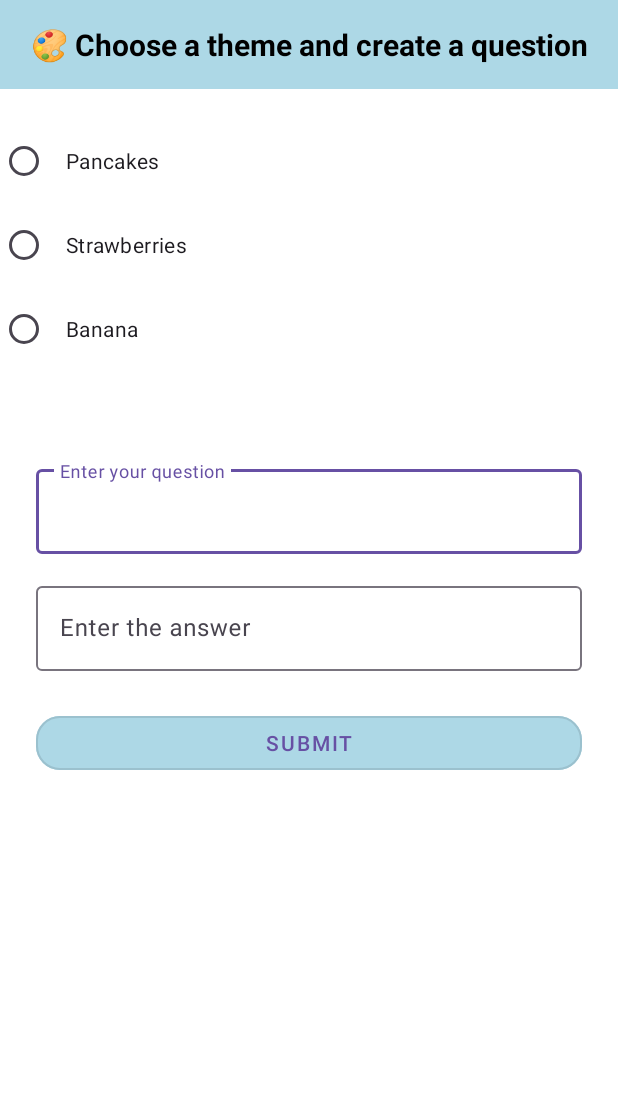
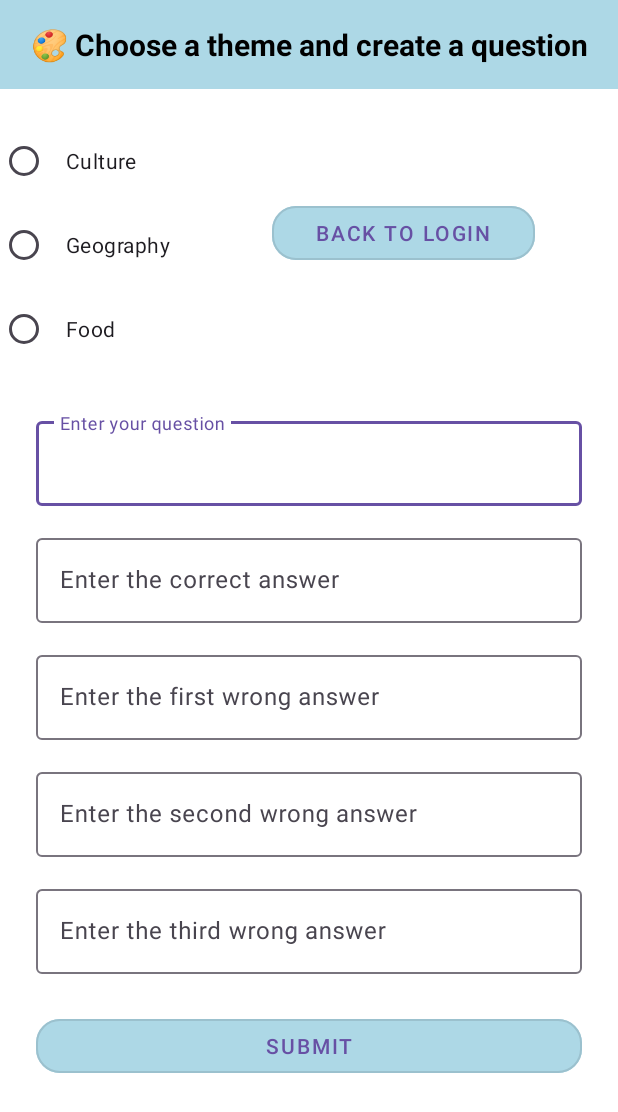
Before and after one commit to Arthur-Vogel/LeQuizzyBaguette, an Android app: the AdminActivity screen opened directly, with no data from a screen before it, after a tap on "SUBMIT", on a phone screen of 412 x 824 dp. Shown: the top 1112 px of the screen. Run offline under Robolectric (Android 15) with nearby library versions, the light colour scheme and no system bars; our stand-ins replace Room's generated code.

Commit message:
Finished AdminActivity !!! Yaaay

```diff
--- a/app/src/main/java/com/example/quizz/AdminActivity.java
+++ b/app/src/main/java/com/example/quizz/AdminActivity.java
@@ -1,4 +1,5 @@
 package com.example.quizz;
+
 
 import android.content.Context;
 import android.content.Intent;
@@ -14,14 +15,26 @@ import androidx.core.graphics.Insets;
 import androidx.core.view.ViewCompat;
 import androidx.core.view.WindowInsetsCompat;
 
+import com.example.quizz.answer.Answer;
+import com.example.quizz.answer.AnswerDAO;
+import com.example.quizz.answer.AnswerRepository;
 import com.example.quizz.databinding.ActivityAdminBinding;
 import com.example.quizz.databinding.ActivityLoginBinding;
 import com.example.quizz.databinding.ActivitySignUpBinding;
+import com.example.quizz.question.Question;
+import com.example.quizz.question.QuestionDAO;
+import com.example.quizz.question.QuestionRepository;
 import com.example.quizz.user.UserRepository;
 
 public class AdminActivity extends AppCompatActivity {
     private ActivityAdminBinding binding;
     private UserRepository repository;
+
+    private QuestionRepository questionRepository;
+
+    private AnswerRepository answerRepository;
+
+    private static volatile AppDatabase INSTANCE;
 
 
     @Override
@@ -31,6 +44,8 @@ public class AdminActivity extends AppCompatActivity {
         setContentView(binding.getRoot());
 
         repository = UserRepository.getRepository(getApplication());
+        questionRepository = QuestionRepository.getRepository(getApplication());
+        answerRepository = AnswerRepository.getRepository(getApplication());
 
 
         binding.submitButton.setOnClickListener(new View.OnClickListener(){
@@ -39,11 +54,20 @@ public class AdminActivity extends AppCompatActivity {
                 createQuestion();
             }
         });
+        binding.goBack.setOnClickListener(new View.OnClickListener(){
+            @Override
+            public void onClick(View v){
+                startActivity(LoginActivity.loginIntentFactory(getApplicationContext()));
+            }
+        });
     }
 
     private void createQuestion() {
         String question = binding.questionInput.getText().toString();
-        String answer = binding.answerInput.getText().toString();
+        String correct_answer = binding.correctAnswer.getText().toString();
+        String wrong_answer1 = binding.answerWrong1.getText().toString();
+        String wrong_answer2 = binding.answerWrong2.getText().toString();
+        String wrong_answer3 = binding.answerWrong3.getText().toString();
         String theme = "";
         RadioGroup radioGroup = findViewById(R.id.foodChoices);
         int selectedId = radioGroup.getCheckedRadioButtonId();
@@ -57,7 +81,7 @@ public class AdminActivity extends AppCompatActivity {
             return;
         }
 
-        if (answer.isEmpty()) {
+        if (correct_answer.isEmpty() || wrong_answer1.isEmpty() || wrong_answer2.isEmpty() || wrong_answer3.isEmpty()) {
             Toast.makeText(this, "Answer may not be blank.", Toast.LENGTH_SHORT).show();
             return;
         }
@@ -66,7 +90,17 @@ public class AdminActivity extends AppCompatActivity {
             Toast.makeText(this, "Theme may not be blank.", Toast.LENGTH_SHORT).show();
             return;
         }
-        Toast.makeText(this, "You added" + theme + question , Toast.LENGTH_SHORT).show();
+        Toast.makeText(this, "You added " + question + " to " + theme  , Toast.LENGTH_SHORT).show();
+        Question question1 = new Question(question, 3, 0, 100);
+        questionRepository.insertQuestion(question1);
+        Answer answer1 = new Answer(question1.answerListId, correct_answer, true);
+        answerRepository.insert(answer1);
+        Answer answer2 = new Answer(question1.answerListId, wrong_answer1, false);
+        answerRepository.insert(answer2);
+        Answer answer3 = new Answer(question1.answerListId, wrong_answer2, false);
+        answerRepository.insert(answer3);
+        Answer answer4 = new Answer(question1.answerListId, wrong_answer3, false);
+        answerRepository.insert(answer4);
 
     }
 
--- a/app/src/main/java/com/example/quizz/LoginActivity.java
+++ b/app/src/main/java/com/example/quizz/LoginActivity.java
@@ -37,9 +37,6 @@ public class LoginActivity extends AppCompatActivity {
         repository = UserRepository.getRepository(getApplication());
 
         if (isAlreadyLogged()){ return; }
-        User admin = new User("admin1", "admin1");
-        admin.isAdmin = true;
-        repository.insertUser(admin);
 
         binding.loginButton.setOnClickListener(new View.OnClickListener(){
             @Override
--- a/app/src/main/java/com/example/quizz/answer/AnswerDAO.java
+++ b/app/src/main/java/com/example/quizz/answer/AnswerDAO.java
@@ -13,10 +13,10 @@ import java.util.List;
 @Dao
 public interface AnswerDAO {
     @Insert(onConflict = OnConflictStrategy.REPLACE)
-    void insert(Answer answer);
+    void insert(Answer... answer);
 
     @Delete
-    void delete(Answer answer);
+    void delete(Answer... answer);
 
     @Query("DELETE FROM " + AppDatabase.ANSWER_TABLE)
     void deleteAll();
--- a/app/src/main/java/com/example/quizz/answer/AnswerRepository.java
+++ b/app/src/main/java/com/example/quizz/answer/AnswerRepository.java
@@ -42,6 +42,13 @@ public class AnswerRepository {
         return null;
     }
 
+    public void insert(Answer... answer){
+        AppDatabase.databaseWriteExecutor.execute( ()->
+        {
+            answerDAO.insert(answer);
+        });
+    }
+
     public List<Answer> getAnswerListByQuestionId(int questionId) {
         return answerDAO.getAnswerListByQuestionId(questionId);
     }
--- a/app/src/main/res/layout/activity_admin.xml
+++ b/app/src/main/res/layout/activity_admin.xml
@@ -35,7 +35,7 @@
             android:id="@+id/radioPancakes"
             android:layout_width="wrap_content"
             android:layout_height="wrap_content"
-            android:text="Pancakes"
+            android:text="Culture"
             android:padding="12dp"
             android:layout_marginBottom="8dp" />
 
@@ -43,7 +43,7 @@
             android:id="@+id/radioStrawberries"
             android:layout_width="wrap_content"
             android:layout_height="wrap_content"
-            android:text="Strawberries"
+            android:text="Geography"
             android:padding="12dp"
             android:layout_marginBottom="8dp"/>
 
@@ -51,18 +51,18 @@
             android:id="@+id/radioBanana"
             android:layout_width="wrap_content"
             android:layout_height="wrap_content"
-            android:text="Banana"
+            android:text="Food"
             android:padding="12dp"
             android:layout_marginBottom="8dp" />
     </RadioGroup>
 
     <LinearLayout
+        android:id="@+id/linearLayout"
         android:layout_width="match_parent"
-        app:layout_constraintTop_toBottomOf="@id/foodChoices"
-        android:layout_marginTop="32dp"
         android:layout_height="wrap_content"
         android:orientation="vertical"
         android:padding="24dp"
+        app:layout_constraintTop_toBottomOf="@id/foodChoices"
         tools:ignore="MissingConstraints">
 
         <com.google.android.material.textfield.TextInputLayout
@@ -84,10 +84,58 @@
         <com.google.android.material.textfield.TextInputLayout
             android:layout_width="match_parent"
             android:layout_height="wrap_content"
-            android:hint="Enter the answer">
+            android:hint="Enter the correct answer">
 
             <com.google.android.material.textfield.TextInputEditText
-                android:id="@+id/answerInput"
+                android:id="@+id/correct_answer"
+                android:layout_width="match_parent"
+                android:layout_height="wrap_content"
+                android:inputType="text" />
+        </com.google.android.material.textfield.TextInputLayout>
+
+        <View
+            android:layout_width="match_parent"
+            android:layout_height="16dp" />
+
+        <com.google.android.material.textfield.TextInputLayout
+            android:layout_width="match_parent"
+            android:layout_height="wrap_content"
+            android:hint="Enter the first wrong answer">
+
+            <com.google.android.material.textfield.TextInputEditText
+                android:id="@+id/answer_wrong1"
+                android:layout_width="match_parent"
+                android:layout_height="wrap_content"
+                android:inputType="text" />
+        </com.google.android.material.textfield.TextInputLayout>
+
+        <View
+            android:layout_width="match_parent"
+            android:layout_height="16dp" />
+
+        <com.google.android.material.textfield.TextInputLayout
+            android:layout_width="match_parent"
+            android:layout_height="wrap_content"
+            android:hint="Enter the second wrong answer">
+
+            <com.google.android.material.textfield.TextInputEditText
+                android:id="@+id/answer_wrong2"
+                android:layout_width="match_parent"
+                android:layout_height="wrap_content"
+                android:inputType="text" />
+        </com.google.android.material.textfield.TextInputLayout>
+
+        <View
+            android:layout_width="match_parent"
+            android:layout_height="16dp" />
+
+        <com.google.android.material.textfield.TextInputLayout
+            android:layout_width="match_parent"
+            android:layout_height="wrap_content"
+            android:hint="Enter the third wrong answer">
+
+            <com.google.android.material.textfield.TextInputEditText
+                android:id="@+id/answer_wrong3"
                 android:layout_width="match_parent"
                 android:layout_height="wrap_content"
                 android:inputType="text" />
@@ -99,12 +147,28 @@
 
         <com.google.android.material.button.MaterialButton
             android:id="@+id/submitButton"
+            style="@style/Widget.MaterialComponents.Button.OutlinedButton"
             android:layout_width="match_parent"
             android:layout_height="wrap_content"
+            android:backgroundTint="@color/light_blue"
             android:text="Submit"
-            app:cornerRadius="16dp"
-            android:backgroundTint="@color/light_blue"
-            style="@style/Widget.MaterialComponents.Button.OutlinedButton" />
+            app:cornerRadius="16dp" />
+
     </LinearLayout>
 
+    <Button
+        android:id="@+id/go_back"
+        style="@style/Widget.MaterialComponents.Button.OutlinedButton"
+        android:layout_width="175dp"
+        android:layout_height="48dp"
+        android:backgroundTint="@color/light_blue"
+        android:text="back to login"
+        app:cornerRadius="16dp"
+        app:layout_constraintBottom_toTopOf="@+id/linearLayout"
+        app:layout_constraintEnd_toEndOf="parent"
+        app:layout_constraintStart_toEndOf="@+id/foodChoices"
+        app:layout_constraintTop_toBottomOf="@+id/themePrompt"
+        tools:ignore="MissingConstraints" />
+
+
 </androidx.constraintlayout.widget.ConstraintLayout>
```
